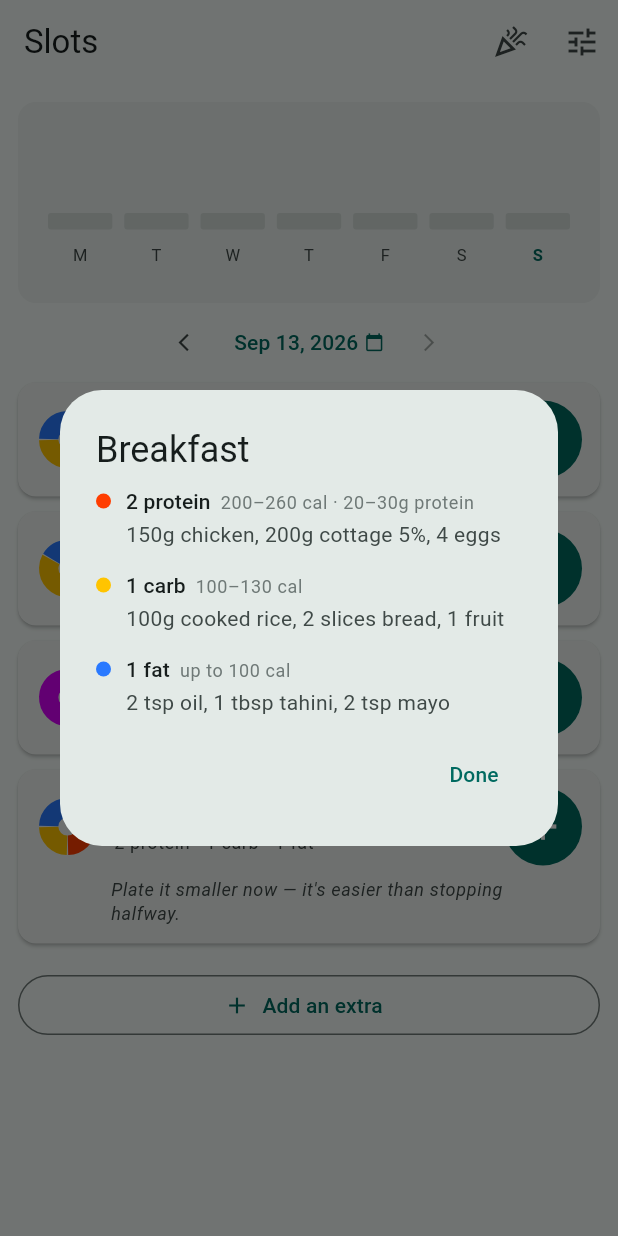
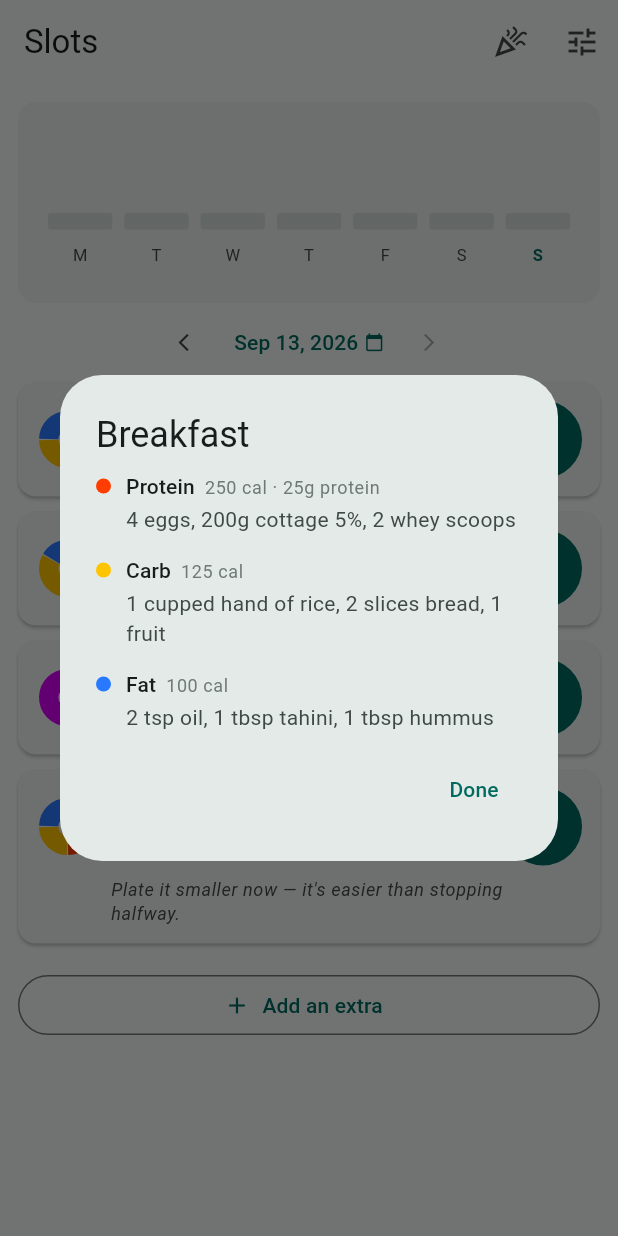
Before and after one commit to ofekudi/food_track, a Flutter app: the screen it shows after launch, after a tap on "Breakfast", on a phone screen of 412 x 824 dp. Run offline on Flutter 3.47's test engine with Material 3 defaults, Android fonts, the phone set to English and light mode, and no system bars; our stand-ins replace shared_preferences, sqflite; accounts and stored records are empty.

Commit message:
Calibrate slot figures to the plan and fold used slots away
The calorie figure on each slot and the portions on its plate were two
separate hand-written tables, so nothing stopped them disagreeing — the
event dinner showed 970 cal beside a plate accounting for 265. Checking
the plan's arithmetic settles it: at 125 cal a portion its portion counts
reproduce its stated per-meal figures to within 25. The stated figure is
now what's shown, portion arithmetic is the cross-check, and a test holds
every slot in both modes to that tolerance.

Event days follow the plan's own numbers: 370 breakfast (the weekday meal
without its fat portion), 470 lunch, 150 for the yogurt, and 1000 for the
restaurant dinner — which is what combining the earlier slots banks. The
Mercedes plate is 4 protein, 4 carb, 4 veg, still equal thirds. Vegetables
cost nothing, since the plan sets their amount separately rather than
spending the meal budget on them.

Portion examples now scale to the meal's count and read as objects where
an object helps: lunch shows 2¼ palms of chicken rather than a 75g figure
you'd have to multiply. Each slot can override them, so breakfast offers
eggs and whey rather than chicken, and a snack's protein is a yogurt.

A slot with something in it folds to a small ring, its name and a chevron
at a third opacity — the guidance was there to help you decide, and the
deciding is done, so the open slots carry the screen. Tap to unfold and
edit; the round button still adds. Dinner gains starter chips.

Co-Authored-By: Claude Opus 5 (1M context) <noreply@anthropic.com>

```diff
--- a/lib/constants/insights.dart
+++ b/lib/constants/insights.dart
@@ -32,6 +32,13 @@ class AppInsights {
 
   static const _breakfastIdeas = ['Shake', 'Yogurt'];
 
+  static const _dinnerIdeas = [
+    'Home Special',
+    'Bolognese',
+    'Yogurt',
+    'Shake',
+  ];
+
   /// Starter chips for a slot, for before your own history fills in. Kept to
   /// one or two words so the row doesn't wrap.
   static List<String> ideasFor(MealSlot slot) {
@@ -40,8 +47,9 @@ class AppInsights {
         return _breakfastIdeas;
       case MealSlot.snack:
         return _treatIdeas;
+      case MealSlot.dinner:
+        return _dinnerIdeas;
       case MealSlot.lunch:
-      case MealSlot.dinner:
       case MealSlot.extras:
         return const [];
     }
--- a/lib/constants/portion_guide.dart
+++ b/lib/constants/portion_guide.dart
@@ -10,9 +10,12 @@ class PortionExample {
   final String unit;
   final String label;
 
-  const PortionExample(this.amount, this.unit, this.label);
+  /// Used once the quantity passes 1, e.g. "palms of chicken".
+  final String? plural;
 
-  /// This example at [portions] portions, e.g. "225g chicken".
+  const PortionExample(this.amount, this.unit, this.label, {this.plural});
+
+  /// This example at [portions] portions, e.g. "2\u00bc palms of chicken".
   String scaled(int portions) {
     final total = amount * portions;
     if (unit == 'g') {
@@ -20,15 +23,25 @@ class PortionExample {
       final grams = (total / 5).round() * 5;
       return '${grams}g $label';
     }
+    final name = total > 1 ? (plural ?? label) : label;
     final quantity = _format(total);
-    return unit.isEmpty ? '$quantity $label' : '$quantity $unit $label';
+    return unit.isEmpty ? '$quantity $name' : '$quantity $unit $name';
   }
 
+  static const _fractions = <(double, String)>[
+    (0.25, '\u00bc'),
+    (0.5, '\u00bd'),
+    (0.75, '\u00be'),
+  ];
+
   static String _format(double value) {
-    if (value == value.roundToDouble()) return value.round().toString();
-    if ((value * 2) == (value * 2).roundToDouble()) {
-      final whole = value.floor();
-      return whole == 0 ? '½' : '$whole½';
+    final whole = value.floor();
+    final fraction = value - whole;
+    if (fraction < 0.01) return whole.toString();
+    for (final (size, glyph) in _fractions) {
+      if ((fraction - size).abs() < 0.01) {
+        return whole == 0 ? glyph : '$whole$glyph';
+      }
     }
     return value.toStringAsFixed(1);
   }
@@ -41,65 +54,98 @@ class PortionExample {
 /// a multi-portion figure, the single portion is derived from it — see the
 /// notes on each case.
 class PortionGuide {
-  /// What [portions] of this are worth. Protein carries its gram figure too,
-  /// since that's the number worth watching on a cut.
+  /// The plan states a protein portion as 10–15g. A snack's protein is a
+  /// yogurt or a bar, which run richer.
+  static double _proteinGrams(MealSlot? slot) =>
+      slot == MealSlot.snack ? 20 : 12.5;
+
+  /// What [portions] of this are worth — a single figure rather than a range,
+  /// so there's nothing left to work out before you can use it.
   ///
-  /// The grams are the plan's own spec (10–15g per portion). Lean choices sit
-  /// at the top of that or above — 75g of chicken breast is nearer 23g — so
-  /// treat it as a floor, not a ceiling.
-  static String worth(PlateKind kind, int portions) {
+  /// Protein carries its gram figure too, since that's the number worth
+  /// watching on a cut. Treat it as a floor: lean choices run well above it,
+  /// which is most of the difference between a 100g day and a 180g one.
+  static String worth(PlateKind kind, int portions, {MealSlot? slot}) {
+    final cal = _round(kind.caloriesPerPortion * portions);
     switch (kind) {
       case PlateKind.protein:
-        return '${_range(100, 130, portions)} cal · '
-            '${_range(10, 15, portions)}g protein';
+        return '$cal cal · ${_round(_proteinGrams(slot) * portions)}g protein';
+      case PlateKind.veg:
+        return '${_round(125 * portions)}g';
       case PlateKind.carb:
-        return '${_range(100, 130, portions)} cal';
       case PlateKind.fat:
-        return 'up to ${100 * portions} cal';
-      case PlateKind.veg:
-        return '${_range(100, 150, portions)}g';
       case PlateKind.treat:
-        return '~${150 * portions} cal';
+        return '$cal cal';
     }
   }
 
-  static String _range(int low, int high, int portions) =>
-      '${low * portions}\u2013${high * portions}';
+  /// To the nearest 5 — these are reference figures, not measurements.
+  static int _round(num value) => (value / 5).round() * 5;
 
-  static List<PortionExample> examples(PlateKind kind) {
+  /// Examples of [kind], optionally tailored to the slot they're eaten in —
+  /// the snack's protein is a yogurt or a bar, not a palm of chicken.
+  static List<PortionExample> examples(PlateKind kind, {MealSlot? slot}) {
+    if (slot == MealSlot.breakfast && kind == PlateKind.protein) {
+      return const [
+        PortionExample(2, '', 'eggs'),
+        PortionExample(100, 'g', 'cottage 5%'),
+        PortionExample(1, '', 'whey scoop', plural: 'whey scoops'),
+      ];
+    }
+    if (slot == MealSlot.snack && kind == PlateKind.protein) {
+      return const [
+        PortionExample(1, '', 'protein snack', plural: 'protein snacks'),
+        PortionExample(200, 'g', 'Greek yogurt 0%'),
+      ];
+    }
+    if (slot == MealSlot.dinner && kind == PlateKind.protein) {
+      return const [
+        PortionExample(0.75, '', 'palm of chicken', plural: 'palms of chicken'),
+        PortionExample(50, 'g', 'salmon'),
+        PortionExample(1, '', 'protein snack', plural: 'protein snacks'),
+      ];
+    }
     switch (kind) {
       case PlateKind.protein:
-        // The plan anchors 220g cooked lean chicken at 3 portions, so one is
-        // ~75g — noticeably less than the palm-sized piece people picture.
-        // Cottage and eggs are its own single-portion examples.
+        // Lunch and dinner. The plan anchors 220g cooked lean chicken at 3
+        // portions, so one is ~75g — about three quarters of a palm, and
+        // noticeably less than the whole palm-sized piece people picture.
+        // Salmon is richer, so its portion is smaller: the plan's 150g at 3
+        // portions works out at 50g.
         return const [
-          PortionExample(75, 'g', 'chicken'),
-          PortionExample(100, 'g', 'cottage 5%'),
-          PortionExample(2, '', 'eggs'),
+          PortionExample(0.75, '', 'palm of chicken',
+              plural: 'palms of chicken'),
+          PortionExample(50, 'g', 'salmon'),
+          PortionExample(1, '', 'can of tuna', plural: 'cans of tuna'),
         ];
       case PlateKind.carb:
-        // 200g cooked rice (8 flat tbsp) = 2 portions, per the plan.
+        // 200g cooked rice (8 flat tbsp) = 2 portions, per the plan, so one
+        // portion is a cupped hand.
         return const [
-          PortionExample(100, 'g', 'cooked rice'),
+          PortionExample(1, '', 'cupped hand of rice',
+              plural: 'cupped hands of rice'),
           PortionExample(2, '', 'slices bread'),
           PortionExample(1, '', 'fruit'),
         ];
       case PlateKind.fat:
+        // All three are the plan's own: 2 tsp oil, or a flat tbsp of tahini
+        // or hummus.
         return const [
           PortionExample(2, 'tsp', 'oil'),
           PortionExample(1, 'tbsp', 'tahini'),
-          PortionExample(2, 'tsp', 'mayo'),
+          PortionExample(1, 'tbsp', 'hummus'),
         ];
       case PlateKind.veg:
         return const [
-          PortionExample(1, '', 'medium vegetable'),
-          PortionExample(1, '', 'handful'),
+          PortionExample(1, '', 'medium vegetable',
+              plural: 'medium vegetables'),
+          PortionExample(1, '', 'handful', plural: 'handfuls'),
           PortionExample(3, '', 'handfuls of leaves'),
         ];
       case PlateKind.treat:
         return const [
-          PortionExample(1, '', 'chocolate row'),
-          PortionExample(1, '', 'small bamba'),
+          PortionExample(1, '', 'chocolate row', plural: 'chocolate rows'),
+          PortionExample(1, '', 'small bamba', plural: 'small bambas'),
           PortionExample(1, '', 'fruit'),
         ];
     }
--- a/lib/models/meal_slot.dart
+++ b/lib/models/meal_slot.dart
@@ -11,6 +11,25 @@ enum PlateKind {
   fat,
   veg,
   treat;
+
+  /// What one portion of this is worth. At 125 a portion, the plan's own
+  /// portion counts reproduce its stated per-meal calories to within 5 — so
+  /// these are its numbers, not an invention.
+  int get caloriesPerPortion {
+    switch (this) {
+      case PlateKind.protein:
+      case PlateKind.carb:
+        return 125;
+      case PlateKind.fat:
+        return 100;
+      case PlateKind.treat:
+        return 150;
+      case PlateKind.veg:
+        // The plan doesn't spend the budget on vegetables — it sets the daily
+        // amount separately and treats them as free.
+        return 0;
+    }
+  }
 
   String get displayName {
     switch (this) {
@@ -108,33 +127,26 @@ enum MealSlot {
     }
   }
 
-  /// What the plan's own per-meal figures add up to. Slot figures are stored
-  /// as written and scaled from here, so changing your daily target keeps the
-  /// plan's proportions intact.
+  /// What a normal day comes to, as the plan writes it. Slot figures scale
+  /// from here, so changing your daily target keeps the proportions intact.
   static const int planDailyCalories = 1960;
 
-  /// Roughly what this meal is meant to come to, scaled to [dailyTarget].
-  /// A reference for the shape of the day, not a measurement of what you ate
-  /// — nothing here is counted or estimated.
-  int? calories(DayMode mode, int dailyTarget) {
-    final base = _planCalories(mode);
-    if (base == null) return null;
-    final scaled = base * dailyTarget / planDailyCalories;
-    return (scaled / 10).round() * 10; // tidy, since it's only a reference
-  }
-
-  /// The plan's figure for this meal, as written.
-  int? _planCalories(DayMode mode) {
+  /// The figure the plan states for this meal. These are its numbers verbatim
+  /// rather than arithmetic on its portions — the two agree to within 25, and
+  /// a test holds them to that, but the written figure is the one to show.
+  int? _statedCalories(DayMode mode) {
     if (mode == DayMode.event) {
       switch (this) {
         case MealSlot.breakfast:
-          return 370;
+          return 370; // the weekday breakfast without its fat portion
         case MealSlot.lunch:
           return 470;
         case MealSlot.snack:
-          return 150; // yogurt only, no treat
+          return 150; // the yogurt, without the treat
         case MealSlot.dinner:
-          return null; // a restaurant meal; the plan gives no figure
+          // The plan gives no figure for a restaurant meal — it says to bank
+          // room by combining the earlier slots. This is what that buys.
+          return 1000;
         case MealSlot.extras:
           return null;
       }
@@ -150,6 +162,23 @@ enum MealSlot {
       case MealSlot.extras:
         return null;
     }
+  }
+
+  /// What this meal's own portions come to, at the plan's per-portion rates.
+  /// Used to check the stated figures, and as the fallback if one is missing.
+  int portionCalories(DayMode mode) => plate(mode).fold<int>(
+        0,
+        (sum, segment) =>
+            sum + segment.portions * segment.kind.caloriesPerPortion,
+      );
+
+  /// Roughly what this meal comes to, scaled to [dailyTarget]. A reference for
+  /// the shape of the day, not a measurement of what you ate.
+  int? calories(DayMode mode, int dailyTarget) {
+    if (isExtra) return null;
+    final base = _statedCalories(mode) ?? portionCalories(mode);
+    final scaled = base * dailyTarget / planDailyCalories;
+    return (scaled / 10).round() * 10; // tidy, since it's only a reference
   }
 
   /// The four real meals, in the order they happen.
@@ -178,8 +207,10 @@ enum MealSlot {
     if (mode == DayMode.event) {
       switch (this) {
         case MealSlot.breakfast:
+          // The plan puts this at 370 — the weekday breakfast without its fat
+          // portion, which is exactly 470 minus 100.
           return const [
-            PlateSegment(PlateKind.protein, 1),
+            PlateSegment(PlateKind.protein, 2),
             PlateSegment(PlateKind.carb, 1),
           ];
         case MealSlot.lunch:
@@ -192,10 +223,13 @@ enum MealSlot {
           return const [PlateSegment(PlateKind.protein, 1)];
         case MealSlot.dinner:
           // The Mercedes plate: equal parts, and the looser meal of the day.
+          // The plan gives no figure for a restaurant meal — it says to bank
+          // room by combining the earlier slots, and these counts are what
+          // that room buys, keeping an event day level with a normal one.
           return const [
-            PlateSegment(PlateKind.protein, 1),
-            PlateSegment(PlateKind.carb, 1),
-            PlateSegment(PlateKind.veg, 1),
+            PlateSegment(PlateKind.protein, 4),
+            PlateSegment(PlateKind.carb, 4),
+            PlateSegment(PlateKind.veg, 4),
           ];
         case MealSlot.extras:
           return const [];
--- a/lib/widgets/portion_guide_dialog.dart
+++ b/lib/widgets/portion_guide_dialog.dart
@@ -17,7 +17,11 @@ void showSlotPortions(BuildContext context, MealSlot slot, DayMode mode) {
       title: slot.displayName,
       rows: [
         for (final segment in plate)
-          _PortionRow(kind: segment.kind, count: segment.portions),
+          _PortionRow(
+            kind: segment.kind,
+            count: segment.portions,
+            slot: slot,
+          ),
       ],
     ),
   );
@@ -56,16 +60,13 @@ class _PortionDialog extends StatelessWidget {
 class _PortionRow extends StatelessWidget {
   final PlateKind kind;
   final int? count;
+  final MealSlot? slot;
 
-  const _PortionRow({required this.kind, this.count});
+  const _PortionRow({required this.kind, this.count, this.slot});
 
   @override
   Widget build(BuildContext context) {
     final theme = Theme.of(context);
-    final label = count == null
-        ? kind.displayName
-        : '$count ${kind.displayName.toLowerCase()}';
-
     return Padding(
       padding: const EdgeInsets.only(bottom: 14),
       child: Row(
@@ -89,11 +90,11 @@ class _PortionRow extends StatelessWidget {
               children: [
                 Text.rich(
                   TextSpan(
-                    text: label,
+                    text: kind.displayName,
                     style: theme.textTheme.titleSmall,
                     children: [
                       TextSpan(
-                        text: '  ${PortionGuide.worth(kind, count ?? 1)}',
+                        text: '  ${PortionGuide.worth(kind, count ?? 1, slot: slot)}',
                         style: theme.textTheme.bodySmall
                             ?.copyWith(color: theme.colorScheme.outline),
                       ),
@@ -102,7 +103,7 @@ class _PortionRow extends StatelessWidget {
                 ),
                 const SizedBox(height: 2),
                 Text(
-                  PortionGuide.examples(kind)
+                  PortionGuide.examples(kind, slot: slot)
                       .map((example) => example.scaled(count ?? 1))
                       .join(', '),
                   style: theme.textTheme.bodyMedium
--- a/lib/widgets/slot_card.dart
+++ b/lib/widgets/slot_card.dart
@@ -11,10 +11,15 @@ import 'portion_guide_dialog.dart';
 /// One of the four meals. Filled or empty, it always holds its place — an
 /// empty dinner card at the end of the day is information.
 ///
-/// Two targets, and only two: the round button adds to the slot, and the rest
-/// of the card explains what the slot's portions mean. Nothing logs by
-/// accident.
-class SlotCard extends StatelessWidget {
+/// Once a slot has something in it the whole card folds down to just its
+/// name and a chevron. The portion legend and the reminder were there to help
+/// you decide, and the deciding is done — so the slots still open are the
+/// loudest thing on screen. Tap to unfold and see, edit or delete what's
+/// there; the round button still adds.
+///
+/// Nothing logs by accident: the round button is the only thing that opens
+/// the log dialog.
+class SlotCard extends StatefulWidget {
   final MealSlot slot;
   final DayMode mode;
   final int dailyCalories;
@@ -35,17 +40,38 @@ class SlotCard extends StatelessWidget {
   });
 
   @override
+  State<SlotCard> createState() => _SlotCardState();
+}
+
+class _SlotCardState extends State<SlotCard> {
+  bool _expanded = false;
+
+  @override
   Widget build(BuildContext context) {
+    final slot = widget.slot;
+    final mode = widget.mode;
+    final entries = widget.entries;
+
     final theme = Theme.of(context);
     final plate = slot.plate(mode);
     final insight = AppInsights.forSlot(slot, mode);
     final isFilled = entries.isNotEmpty;
-    final calories = slot.calories(mode, dailyCalories);
+    final calories = slot.calories(mode, widget.dailyCalories);
+    final showDetail = !isFilled || _expanded;
 
     return Card(
-      margin: const EdgeInsets.symmetric(horizontal: 12, vertical: 5),
+      margin: EdgeInsets.symmetric(horizontal: 12, vertical: isFilled ? 2 : 5),
+      elevation: isFilled ? 0 : null,
+      color: isFilled
+          ? theme.colorScheme.surfaceContainerHighest.withValues(alpha: 0.35)
+          : null,
+      child: Opacity(
+        // Dims the whole row, not just the plate: a slot you've dealt with
+        // should recede as one thing, so the open ones carry the screen.
+        opacity: isFilled ? 0.35 : 1,
         child: Padding(
-        padding: const EdgeInsets.fromLTRB(14, 12, 12, 12),
+          padding:
+              EdgeInsets.fromLTRB(14, isFilled ? 2 : 12, 12, isFilled ? 2 : 12),
           child: Column(
             crossAxisAlignment: CrossAxisAlignment.start,
             children: [
@@ -53,14 +79,20 @@ class SlotCard extends StatelessWidget {
                 children: [
                   Expanded(
                     child: InkWell(
-                    onTap: () => showSlotPortions(context, slot, mode),
+                      // Once it's filled the card folds, so tapping it
+                      // unfolds; while it's empty the portions are what you
+                      // want to see.
+                      onTap: isFilled
+                          ? () => setState(() => _expanded = !_expanded)
+                          : () => showSlotPortions(context, slot, mode),
                       borderRadius: BorderRadius.circular(8),
                       child: Padding(
-                      padding: const EdgeInsets.symmetric(vertical: 4),
+                        padding:
+                            EdgeInsets.symmetric(vertical: isFilled ? 0 : 4),
                         child: Row(
                           children: [
-                          Plate(segments: plate),
-                          const SizedBox(width: 12),
+                            Plate(segments: plate, size: isFilled ? 22 : 38),
+                            SizedBox(width: isFilled ? 10 : 12),
                             Expanded(
                               child: Column(
                                 crossAxisAlignment: CrossAxisAlignment.start,
@@ -72,28 +104,40 @@ class SlotCard extends StatelessWidget {
                                     children: [
                                       Text(
                                         slot.displayName,
-                                      style:
-                                          theme.textTheme.titleSmall?.copyWith(
+                                        style: theme.textTheme.titleSmall
+                                            ?.copyWith(
                                           color: isFilled
                                               ? theme.colorScheme.onSurface
                                               : theme
                                                   .colorScheme.onSurfaceVariant,
                                         ),
                                       ),
-                                    if (calories != null) ...[
+                                      if (isFilled) ...[
+                                        const SizedBox(width: 2),
+                                        Icon(
+                                          _expanded
+                                              ? Icons.keyboard_arrow_up
+                                              : Icons.keyboard_arrow_down,
+                                          size: 18,
+                                          color: theme
+                                              .colorScheme.onSurfaceVariant,
+                                        ),
+                                      ] else if (calories != null) ...[
                                         const SizedBox(width: 6),
                                         Text(
                                           AppStrings.calories(calories),
-                                        style:
-                                            theme.textTheme.bodySmall?.copyWith(
+                                          style: theme.textTheme.bodySmall
+                                              ?.copyWith(
                                             color: theme.colorScheme.outline,
                                           ),
                                         ),
                                       ],
                                     ],
                                   ),
+                                  if (!isFilled) ...[
                                     const SizedBox(height: 2),
                                     PlateLegend(segments: plate),
+                                  ],
                                 ],
                               ),
                             ),
@@ -103,19 +147,19 @@ class SlotCard extends StatelessWidget {
                     ),
                   ),
                   const SizedBox(width: 4),
-                _AddButton(onTap: onAdd),
+                  _AddButton(onTap: widget.onAdd, size: isFilled ? 32 : 52),
                 ],
               ),
-            if (isFilled) ...[
+              if (isFilled && _expanded) ...[
                 const SizedBox(height: 6),
                 for (final entry in entries)
                   _EntryLine(
                     entry: entry,
-                  onEdit: () => onEditEntry(entry),
-                  onDelete: () => onDeleteEntry(entry),
+                    onEdit: () => widget.onEditEntry(entry),
+                    onDelete: () => widget.onDeleteEntry(entry),
                   ),
               ],
-            if (insight != null) ...[
+              if (insight != null && showDetail && !isFilled) ...[
                 const SizedBox(height: 8),
                 Padding(
                   padding: const EdgeInsets.only(left: 48, right: 8),
@@ -131,6 +175,7 @@ class SlotCard extends StatelessWidget {
             ],
           ),
         ),
+      ),
     );
   }
 }
@@ -139,7 +184,10 @@ class SlotCard extends StatelessWidget {
 class _AddButton extends StatelessWidget {
   final VoidCallback onTap;
 
-  const _AddButton({required this.onTap});
+  /// Shrinks with the rest of the row once the slot is dealt with.
+  final double size;
+
+  const _AddButton({required this.onTap, this.size = 52});
 
   @override
   Widget build(BuildContext context) {
@@ -153,9 +201,9 @@ class _AddButton extends StatelessWidget {
         child: Tooltip(
           message: AppStrings.addToSlot,
           child: SizedBox(
-            width: 52,
-            height: 52,
-            child: Icon(Icons.add, size: 30, color: scheme.onPrimary),
+            width: size,
+            height: size,
+            child: Icon(Icons.add, size: size * 0.58, color: scheme.onPrimary),
           ),
         ),
       ),
```
Also changed, not shown: 1 other file. Lines whose indentation alone changed are shown as unchanged.
